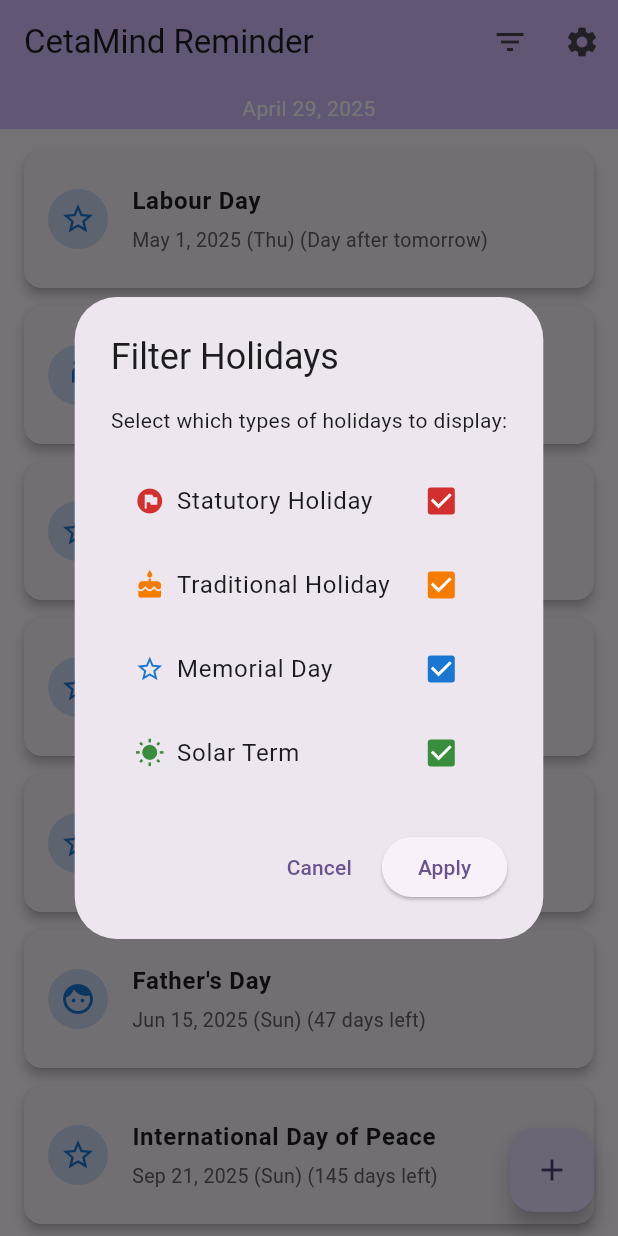
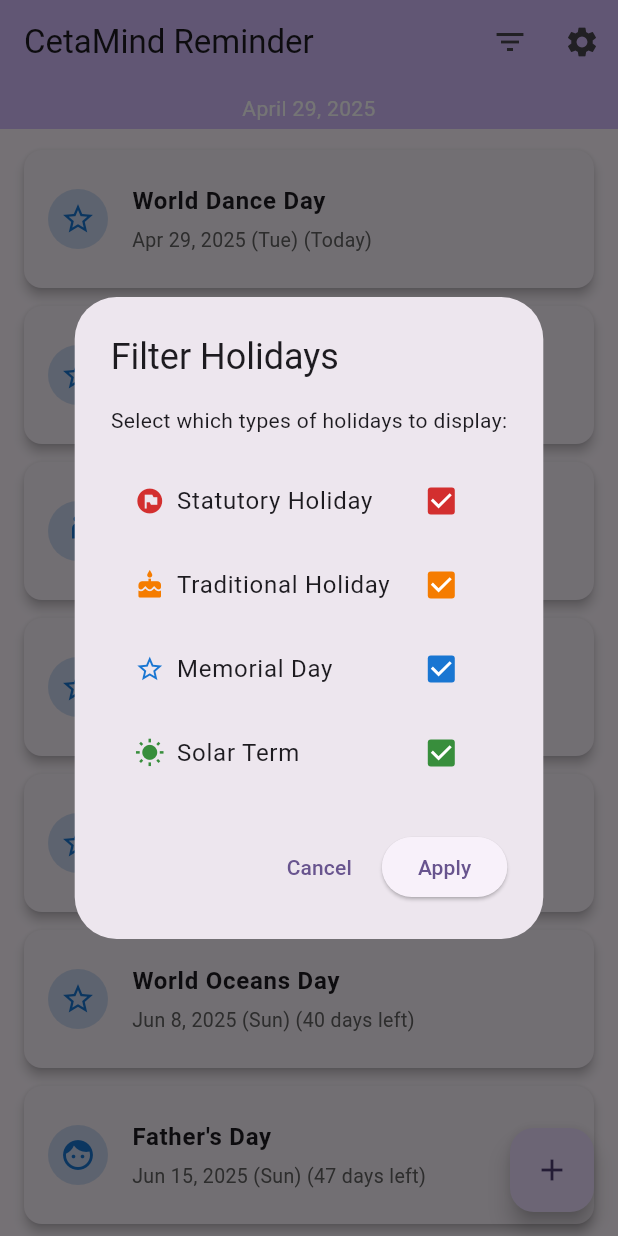
Before and after one commit to deloog/jinlin, a Flutter app: the screen it shows after launch, after a tap on the "filter list" icon, on a phone screen of 412 x 824 dp. Run offline on Flutter 3.47's test engine with Material 3 defaults, Android fonts, the light colour scheme and no system bars; our stand-ins replace file_picker, flutter_dotenv, permission_handler, share_plus, shared_preferences, speech_to_text; missing offline and left inert: lunar; generated files the repository leaves out were written again.

Commit message:
添加特殊纪念日功能：1. 创建特殊纪念日数据库，包括国际纪念日、职业节日和各国特殊纪念日；2. 实现智能显示策略，只在临近时（10天内）显示这些特殊日子；3. 为特殊纪念日添加适当的图标和描述；4. 更新本地化字符串，添加自定义事件相关文本

```diff
--- /dev/null
+++ b/lib/data/special_days.dart
@@ -0,0 +1,181 @@
+import 'package:flutter/material.dart';
+import '../special_date.dart';
+
+// 特殊纪念日列表（国际纪念日、职业节日等）
+List<SpecialDate> getSpecialDays(BuildContext context) {
+  return [
+    // --- 国际纪念日 ---
+    SpecialDate(
+      id: 'INTL_WorldDanceDay',
+      name: 'World Dance Day',
+      type: SpecialDateType.memorial,
+      regions: ['INTL', 'ALL'],
+      calculationType: DateCalculationType.fixedGregorian,
+      calculationRule: '04-29', // 4月29日
+      description: 'World Dance Day, also known as International Dance Day, is celebrated on April 29th each year. It was established in 1982 by the Dance Committee of the International Theatre Institute (ITI), the main partner for the performing arts of UNESCO. The date commemorates the birthday of Jean-Georges Noverre (1727-1810), the creator of modern ballet. The day aims to celebrate dance as an art form and to promote its universal language that crosses political, cultural, and ethnic barriers. Events worldwide include dance performances, workshops, educational programs, and community gatherings that highlight various dance styles and traditions.',
+    ),
+    SpecialDate(
+      id: 'INTL_EarthDay',
+      name: 'Earth Day',
+      type: SpecialDateType.memorial,
+      regions: ['INTL', 'ALL'],
+      calculationType: DateCalculationType.fixedGregorian,
+      calculationRule: '04-22', // 4月22日
+      description: 'Earth Day is an annual event celebrated on April 22nd to demonstrate support for environmental protection. It was first celebrated in 1970, and is now coordinated globally by the Earth Day Network and celebrated in more than 193 countries. The event was founded by U.S. Senator Gaylord Nelson after witnessing the devastating 1969 Santa Barbara oil spill. Earth Day aims to raise awareness about issues such as pollution, climate change, biodiversity loss, and other environmental concerns. Activities often include community clean-ups, tree planting, educational workshops, and advocacy campaigns.',
+    ),
+    SpecialDate(
+      id: 'INTL_WorldHealthDay',
+      name: 'World Health Day',
+      type: SpecialDateType.memorial,
+      regions: ['INTL', 'ALL'],
+      calculationType: DateCalculationType.fixedGregorian,
+      calculationRule: '04-07', // 4月7日
+      description: 'World Health Day is a global health awareness day celebrated every year on April 7th, under the sponsorship of the World Health Organization (WHO) and other related organizations. The day marks the founding of WHO in 1948. Each year, the organization selects a theme highlighting a priority area of public health concern in the world. The day provides an opportunity to mobilize action around specific health topics that concern people all over the world. Activities and events are organized worldwide to highlight the importance of health and well-being.',
+    ),
+    SpecialDate(
+      id: 'INTL_WorldEnvironmentDay',
+      name: 'World Environment Day',
+      type: SpecialDateType.memorial,
+      regions: ['INTL', 'ALL'],
+      calculationType: DateCalculationType.fixedGregorian,
+      calculationRule: '06-05', // 6月5日
+      description: 'World Environment Day is celebrated on June 5th each year and is the United Nations\' principal vehicle for encouraging awareness and action for the protection of the environment. First held in 1974, it has been a platform for raising awareness on environmental issues such as marine pollution, human overpopulation, global warming, sustainable consumption, and wildlife crime. Each year, the day is organized around a theme that focuses attention on a particularly pressing environmental concern, with different countries hosting the main celebrations.',
+    ),
+    SpecialDate(
+      id: 'INTL_InternationalWomensDay',
+      name: 'International Women\'s Day',
+      type: SpecialDateType.memorial,
+      regions: ['INTL', 'ALL'],
+      calculationType: DateCalculationType.fixedGregorian,
+      calculationRule: '03-08', // 3月8日
+      description: 'International Women\'s Day is celebrated on March 8th every year. It is a focal point in the movement for women\'s rights and gender equality. The day commemorates the social, economic, cultural, and political achievements of women, while also marking a call to action for accelerating gender parity. The first International Women\'s Day was observed in 1911, supported by over a million people. Today, it belongs to all groups collectively everywhere and is not specific to any country, group, or organization. The day is marked by rallies, conferences, networking events, marches, and various celebrations worldwide.',
+    ),
+    SpecialDate(
+      id: 'INTL_WorldAIDSDay',
+      name: 'World AIDS Day',
+      type: SpecialDateType.memorial,
+      regions: ['INTL', 'ALL'],
+      calculationType: DateCalculationType.fixedGregorian,
+      calculationRule: '12-01', // 12月1日
+      description: 'World AIDS Day, observed on December 1st each year, is dedicated to raising awareness about the AIDS pandemic caused by the spread of HIV infection, and to mourning those who have died from the disease. Founded in 1988, it was the first ever global health day. The day provides an opportunity for people worldwide to unite in the fight against HIV, to show support for people living with HIV, and to commemorate those who have died from AIDS-related illnesses. Many people wear a red ribbon, the universal symbol of awareness and support for people living with HIV.',
+    ),
+    SpecialDate(
+      id: 'INTL_WorldOceansDay',
+      name: 'World Oceans Day',
+      type: SpecialDateType.memorial,
+      regions: ['INTL', 'ALL'],
+      calculationType: DateCalculationType.fixedGregorian,
+      calculationRule: '06-08', // 6月8日
+      description: 'World Oceans Day is celebrated on June 8th each year. The concept was originally proposed in 1992 at the Earth Summit in Rio de Janeiro, Brazil, and was officially recognized by the United Nations in 2008. The day is an opportunity to raise global awareness of the benefits humankind derives from the ocean and our individual and collective duty to use its resources sustainably. The day is marked by a variety of events, including beach cleanups, educational programs, art contests, film festivals, and sustainable seafood events.',
+    ),
+
+    // --- 中国特殊纪念日 ---
+    SpecialDate(
+      id: 'CN_JournalistsDay',
+      name: '记者节',
+      type: SpecialDateType.memorial,
+      regions: ['CN'],
+      calculationType: DateCalculationType.fixedGregorian,
+      calculationRule: '11-08', // 11月8日
+      description: '中国记者节是为纪念中国新闻工作者而设立的节日，定于每年11月8日。这一天是为了表彰新闻工作者的贡献，促进新闻事业的发展。1999年8月，中国国务院批准将每年的11月8日定为记者节。选择这一天是因为1937年11月8日，中华全国新闻工作者协会在武汉成立。在记者节这一天，全国各地会举行各种活动，表彰优秀新闻工作者，研讨新闻事业的发展。',
+    ),
+    SpecialDate(
+      id: 'CN_TeachersDay',
+      name: '教师节',
+      type: SpecialDateType.memorial,
+      regions: ['CN'],
+      calculationType: DateCalculationType.fixedGregorian,
+      calculationRule: '09-10', // 9月10日
+      description: '中国教师节是为了表彰教师的贡献而设立的节日，定于每年9月10日。这一天是为了提高教师的社会地位，促进教育事业的发展。1985年1月，中国第六届全国人大常委会第九次会议通过了国务院关于建立教师节的议案，决定将每年的9月10日定为教师节。在教师节这一天，学生们会向老师表达感谢和敬意，学校和社会各界也会举行各种活动，表彰优秀教师。',
+    ),
+    SpecialDate(
+      id: 'CN_YouthDay',
+      name: '青年节',
+      type: SpecialDateType.memorial,
+      regions: ['CN'],
+      calculationType: DateCalculationType.fixedGregorian,
+      calculationRule: '05-04', // 5月4日
+      description: '五四青年节是中国青年的节日，定于每年5月4日，纪念1919年5月4日爆发的五四运动。五四运动是一场以青年学生为主的爱国运动，它促进了马克思主义在中国的传播，为中国共产党的成立做了思想上和干部上的准备。1939年，陕甘宁边区西北青年救国联合会规定5月4日为中国青年节。1949年12月，中央人民政府政务院正式宣布5月4日为中国青年节。在青年节这一天，全国各地会举行各种活动，表彰优秀青年，激励青年为国家建设贡献力量。',
+    ),
+    SpecialDate(
+      id: 'CN_HarvestFestival',
+      name: '中国农民丰收节',
+      type: SpecialDateType.memorial,
+      regions: ['CN'],
+      calculationType: DateCalculationType.fixedGregorian,
+      calculationRule: '09-23', // 秋分日
+      description: '中国农民丰收节是为了表彰农民的贡献，展示农业发展成就而设立的节日，定于每年秋分日。这一天是为了弘扬中华农耕文明，繁荣农村文化，推进乡村振兴。2018年6月，中国国务院批准将每年秋分设立为中国农民丰收节。选择秋分这一天，是因为它处于农作物收获的季节，具有深厚的农耕文化内涵。在丰收节这一天，全国各地会举行各种庆祝活动，如农产品展示、民俗表演、农事体验等。',
+    ),
+    SpecialDate(
+      id: 'CN_NursesDay',
+      name: '护士节',
+      type: SpecialDateType.memorial,
+      regions: ['CN'],
+      calculationType: DateCalculationType.fixedGregorian,
+      calculationRule: '05-12', // 5月12日
+      description: '国际护士节是为了纪念现代护理学创始人南丁格尔而设立的节日，定于每年5月12日（南丁格尔的生日）。中国于1913年开始纪念这一节日。护士节旨在表彰护士的贡献，提高护士的社会地位，促进护理事业的发展。在护士节这一天，医院和社会各界会举行各种活动，表彰优秀护士，宣传护理知识，促进护患关系和谐。',
+    ),
+    SpecialDate(
+      id: 'CN_ChildrensDay',
+      name: '儿童节',
+      type: SpecialDateType.memorial,
+      regions: ['CN'],
+      calculationType: DateCalculationType.fixedGregorian,
+      calculationRule: '06-01', // 6月1日
+      description: '国际儿童节是为了保障世界各国儿童的权利和福利而设立的节日，定于每年6月1日。中国于1949年12月正式确定每年6月1日为儿童节。儿童节旨在引起人们对儿童健康、教育和福利的关注，促进儿童之间的国际友谊和相互了解。在儿童节这一天，学校和社会各界会举行各种活动，如文艺表演、游园活动、知识竞赛等，让儿童度过一个快乐的节日。',
+    ),
+
+    // --- 其他国家特殊纪念日 ---
+    SpecialDate(
+      id: 'US_IndependenceDay',
+      name: 'Independence Day',
+      type: SpecialDateType.statutory,
+      regions: ['US'],
+      calculationType: DateCalculationType.fixedGregorian,
+      calculationRule: '07-04', // 7月4日
+      description: 'Independence Day, also known as the Fourth of July, is a federal holiday in the United States commemorating the Declaration of Independence, which was adopted on July 4, 1776. The Continental Congress declared that the thirteen American colonies were no longer subject to the monarch of Britain and were now united, free, and independent states. The day is typically celebrated with fireworks, parades, barbecues, carnivals, fairs, picnics, concerts, baseball games, family reunions, political speeches, and ceremonies. It is a day of patriotic celebration and family events throughout the United States.',
+    ),
+    SpecialDate(
+      id: 'UK_GuyFawkesNight',
+      name: 'Guy Fawkes Night',
+      type: SpecialDateType.traditional,
+      regions: ['UK'],
+      calculationType: DateCalculationType.fixedGregorian,
+      calculationRule: '11-05', // 11月5日
+      description: 'Guy Fawkes Night, also known as Bonfire Night, is an annual commemoration observed on November 5th in the United Kingdom. It marks the failure of the Gunpowder Plot of 1605, when a group of Catholic conspirators, including Guy Fawkes, attempted to blow up the Houses of Parliament in London. The plot was foiled when Fawkes was discovered guarding explosives placed beneath the House of Lords. The day is celebrated with bonfires, fireworks, and the burning of effigies of Guy Fawkes. Traditional foods include toffee apples, parkin (a kind of gingerbread cake), and baked potatoes cooked in the bonfire ashes.',
+    ),
+    SpecialDate(
+      id: 'FR_BastilleDay',
+      name: 'Bastille Day',
+      type: SpecialDateType.statutory,
+      regions: ['FR'],
+      calculationType: DateCalculationType.fixedGregorian,
+      calculationRule: '07-14', // 7月14日
+      description: 'Bastille Day, officially known as French National Day (Fête nationale), is celebrated on July 14th each year. It commemorates the Storming of the Bastille on July 14, 1789, a turning point of the French Revolution, as well as the Fête de la Fédération which celebrated the unity of the French people on July 14, 1790. The day is marked by military parades, fireworks, concerts, and balls. The largest and oldest military parade in Europe is held on the morning of July 14th on the Champs-Élysées in Paris in front of the President of the Republic, French officials, and foreign guests.',
+    ),
+    SpecialDate(
+      id: 'AU_AustraliaDay',
+      name: 'Australia Day',
+      type: SpecialDateType.statutory,
+      regions: ['AU'],
+      calculationType: DateCalculationType.fixedGregorian,
+      calculationRule: '01-26', // 1月26日
+      description: 'Australia Day is the official national day of Australia, celebrated annually on January 26th. It marks the anniversary of the 1788 arrival of the First Fleet of British ships at Port Jackson, New South Wales, and the raising of the Flag of Great Britain at Sydney Cove by Governor Arthur Phillip. The day is an official public holiday in every state and territory of Australia, and celebrations include citizenship ceremonies, award presentations, community festivals, concerts, and fireworks. However, the date is also controversial for some Australians, particularly Indigenous Australians, who see it as marking the beginning of colonization and dispossession.',
+    ),
+    SpecialDate(
+      id: 'CA_CanadaDay',
+      name: 'Canada Day',
+      type: SpecialDateType.statutory,
+      regions: ['CA'],
+      calculationType: DateCalculationType.fixedGregorian,
+      calculationRule: '07-01', // 7月1日
+      description: 'Canada Day is the national day of Canada, celebrated on July 1st each year. It commemorates the anniversary of the July 1, 1867, enactment of the British North America Act, 1867 (today called the Constitution Act, 1867), which united the three separate colonies of the Province of Canada, Nova Scotia, and New Brunswick into a single Dominion within the British Empire called Canada. Originally called Dominion Day, the holiday was renamed in 1982 when the Canada Act was passed. The day is marked by parades, concerts, fireworks, and citizenship ceremonies. Major celebrations take place in Ottawa, the national capital, as well as in provincial capitals and other cities and towns across the country.',
+    ),
+  ];
+}
+
+// 根据地区获取特殊纪念日列表
+List<SpecialDate> getSpecialDaysForRegion(BuildContext context, String regionCode) {
+  final specialDays = getSpecialDays(context);
+  return specialDays.where((day) => day.regions.contains(regionCode) || day.regions.contains('ALL')).toList();
+}
--- a/lib/holiday_detail_screen.dart
+++ b/lib/holiday_detail_screen.dart
@@ -283,8 +283,12 @@
         return l10n.traditionalHoliday;
       case SpecialDateType.memorial:
         return l10n.memorialDay;
+      case SpecialDateType.solarTerm:
+        return l10n.solarTerm;
       case SpecialDateType.other:
         return l10n.otherHoliday;
+      case SpecialDateType.custom:
+        return l10n.customEvent;
       default:
         return l10n.holiday;
     }
--- a/lib/l10n/app_localizations_en.arb
+++ b/lib/l10n/app_localizations_en.arb
@@ -270,5 +270,6 @@
   "solarTerm": "Solar Term",
   "applyButton": "Apply",
   "cancelButton": "Cancel",
-  "filterHolidays": "Filter"
+  "filterHolidays": "Filter",
+  "customEvent": "Custom Event"
   }
--- a/lib/l10n/app_localizations_zh.arb
+++ b/lib/l10n/app_localizations_zh.arb
@@ -260,5 +260,6 @@
   "solarTerm": "节气",
   "applyButton": "应用",
   "cancelButton": "取消",
-  "filterHolidays": "筛选"
+  "filterHolidays": "筛选",
+  "customEvent": "自定义事件"
   }
--- a/lib/main.dart
+++ b/lib/main.dart
@@ -18,6 +18,7 @@
 import 'package:jinlin_app/data/holidays_cn.dart'; // 中国节日数据
 import 'package:jinlin_app/data/holidays_intl.dart' as intl_holidays; // 国际节日数据
 import 'package:jinlin_app/data/holidays_asia.dart' as asia_holidays; // 亚洲节日数据
+import 'package:jinlin_app/data/special_days.dart' as special_days; // 特殊纪念日数据
 import 'package:jinlin_app/holiday_filter_dialog.dart'; // 节日筛选对话框
 import 'package:jinlin_app/special_date.dart';       // <--- 添加这行
 import 'timeline_item.dart';
@@ -1106,7 +1107,51 @@
     debugPrint("计算节日失败: $e");
   }
 
-  // 3. 过滤掉农历年底之后的事件 (如果成功计算了年底日期)
+  // 3. 加载特殊纪念日（国际纪念日、职业节日等）
+  try {
+    // 获取当前日期
+    DateTime now = DateTime.now();
+
+    // 根据语言环境选择地区
+    String region;
+    if (mounted && Localizations.localeOf(context).languageCode == 'zh') {
+      region = 'CN'; // 中文环境
+    } else if (mounted && Localizations.localeOf(context).languageCode == 'en') {
+      region = 'US'; // 英文环境
+    } else {
+      region = 'INTL'; // 其他语言环境
+    }
+
+    // 获取特殊纪念日列表
+    List<SpecialDate> specialDays = [];
+    if (mounted) {
+      specialDays = special_days.getSpecialDaysForRegion(context, region);
+    }
+
+    // 智能显示策略：只显示10天内的特殊纪念日
+    for (var specialDay in specialDays) {
+      if (_selectedHolidayTypes.contains(specialDay.type)) {
+        DateTime? occurrence = specialDay.getUpcomingOccurrence(now);
+        if (occurrence != null) {
+          // 计算与当前日期的天数差
+          int daysDifference = occurrence.difference(now).inDays;
+
+          // 只添加10天内的特殊纪念日
+          if (daysDifference >= 0 && daysDifference <= 10) {
+            combinedItems.add(TimelineItem(
+              displayDate: occurrence,
+              itemType: TimelineItemType.holiday,
+              originalObject: specialDay,
+            ));
+          }
+        }
+      }
+    }
+  } catch (e) {
+    debugPrint("加载特殊纪念日失败: $e");
+  }
+
+  // 4. 过滤掉农历年底之后的事件 (如果成功计算了年底日期)
   if (endOfLunarYearDateOnly != null) { // *** 修正错误 2：确保变量在此处可用 ***
       combinedItems = combinedItems.where((item) {
         if (item.displayDate == null) {
```
